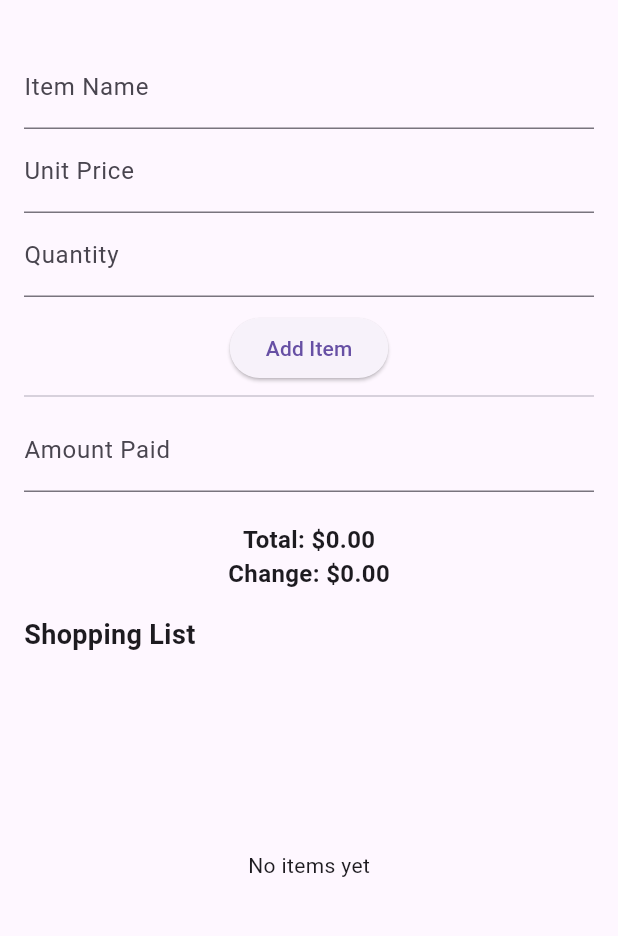
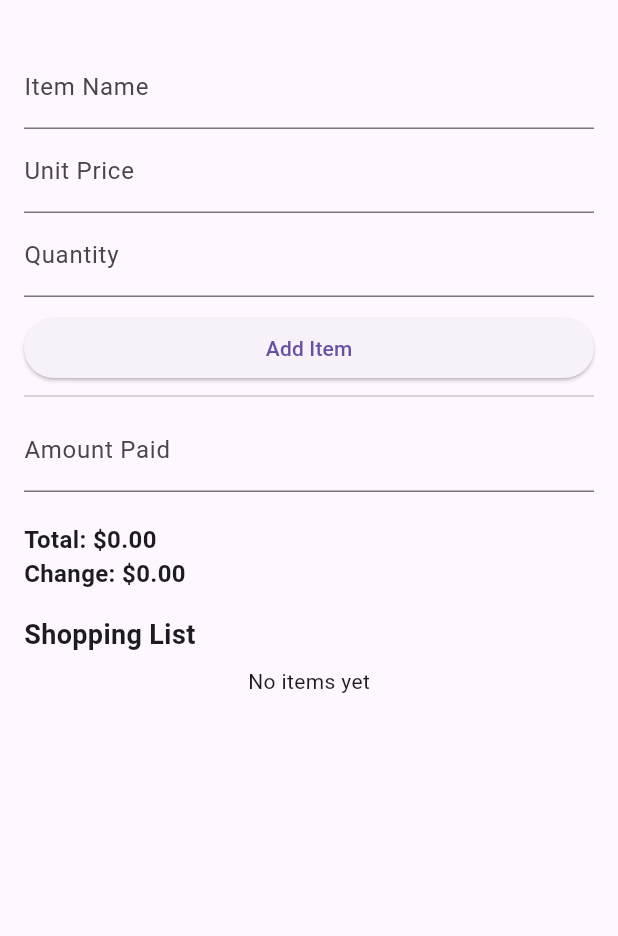
Before and after one commit to TeddyTjoe1990/CSE-499-Project, a Flutter app: the CashierHome screen opened by its route, on a phone screen of 412 x 824 dp, the part 63-999 px from its top. Run offline on Flutter 3.47's test engine with Material 3 defaults, Android fonts, the phone set to English and light mode, and no system bars; our stand-ins replace sqflite; accounts and stored records are empty.

Commit message:
done for some function, and it works

```diff
--- a/app/lib/pages/home_page.dart
+++ b/app/lib/pages/home_page.dart
@@ -12,8 +12,8 @@ class _CashierHomeState extends State<CashierHome> {
   final quantityController = TextEditingController();
   final amountPaidController = TextEditingController();
 
-  num totalAmount = 0; // ubah ke num
-  num changeAmount = 0; // ubah ke num
+  num totalAmount = 0;
+  num changeAmount = 0;
 
   final currencyFormatter = NumberFormat.currency(
     locale: 'en_US',
@@ -67,36 +67,46 @@ class _CashierHomeState extends State<CashierHome> {
   Widget build(BuildContext context) {
     return Scaffold(
       appBar: AppBar(title: Text('Cashier')),
+      resizeToAvoidBottomInset: true, // Avoid keyboard overlapping the content
       body: Padding(
         padding: const EdgeInsets.all(16.0),
         child: LayoutBuilder(
           builder: (context, constraints) {
             bool isWide = constraints.maxWidth > 600;
-            return isWide
-                ? Row(
+            if (isWide) {
+              // Wrap Row in SizedBox with limited height so Expanded works well
+              return SizedBox(
+                height: MediaQuery.of(context).size.height - kToolbarHeight - 32,
+                child: Row(
                   crossAxisAlignment: CrossAxisAlignment.start,
                   children: [
-                      Expanded(flex: 1, child: buildCashierForm()),
+                    Expanded(flex: 1, child: buildCashierForm(isWide)),
                     SizedBox(width: 16),
                     Expanded(flex: 1, child: buildShoppingList(true)),
                   ],
-                  )
-                : Column(
+                ),
+              );
+            } else {
+              return SingleChildScrollView(
+                child: Column(
+                  crossAxisAlignment: CrossAxisAlignment.stretch,
                   children: [
-                      buildCashierForm(),
+                    buildCashierForm(isWide),
                     SizedBox(height: 16),
-                      // gunakan SizedBox agar tinggi list tidak error
                     SizedBox(height: 300, child: buildShoppingList(false)),
                   ],
+                ),
               );
+            }
           },
         ),
       ),
     );
   }
 
-  Widget buildCashierForm() {
+  Widget buildCashierForm(bool isWide) {
     return Column(
+      crossAxisAlignment: CrossAxisAlignment.stretch,
       children: [
         TextField(
           controller: itemNameController,
@@ -138,6 +148,8 @@ class _CashierHomeState extends State<CashierHome> {
     final listWidget = shoppingList.isEmpty
         ? Center(child: Text('No items yet'))
         : ListView.builder(
+            shrinkWrap: !expand,
+            physics: expand ? ClampingScrollPhysics() : NeverScrollableScrollPhysics(),
             itemCount: shoppingList.length,
             itemBuilder: (context, index) {
               final item = shoppingList[index];
@@ -154,6 +166,7 @@ class _CashierHomeState extends State<CashierHome> {
             },
           );
 
+    if (expand) {
       return Column(
         crossAxisAlignment: CrossAxisAlignment.start,
         children: [
@@ -162,8 +175,21 @@ class _CashierHomeState extends State<CashierHome> {
             style: TextStyle(fontSize: 18, fontWeight: FontWeight.bold),
           ),
           SizedBox(height: 8),
-        expand ? Expanded(child: listWidget) : Expanded(child: listWidget),
+          Flexible(child: listWidget),  // Flexible instead of Expanded here
+        ],
+      );
+    } else {
+      return Column(
+        crossAxisAlignment: CrossAxisAlignment.start,
+        children: [
+          Text(
+            'Shopping List',
+            style: TextStyle(fontSize: 18, fontWeight: FontWeight.bold),
+          ),
+          SizedBox(height: 8),
+          listWidget,
         ],
       );
     }
   }
+}
```
Lines whose indentation alone changed are shown as unchanged.
